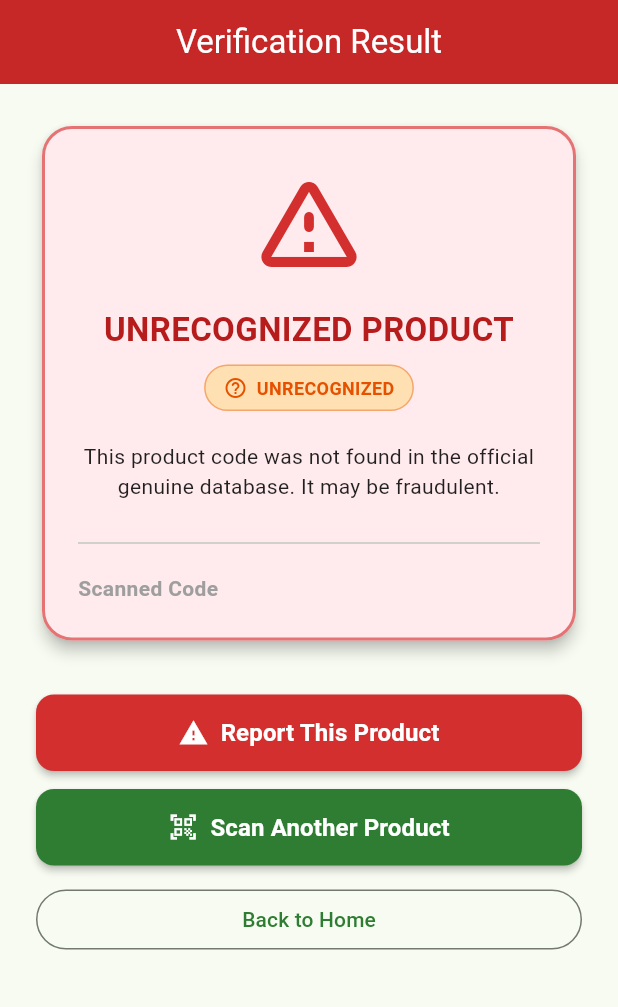
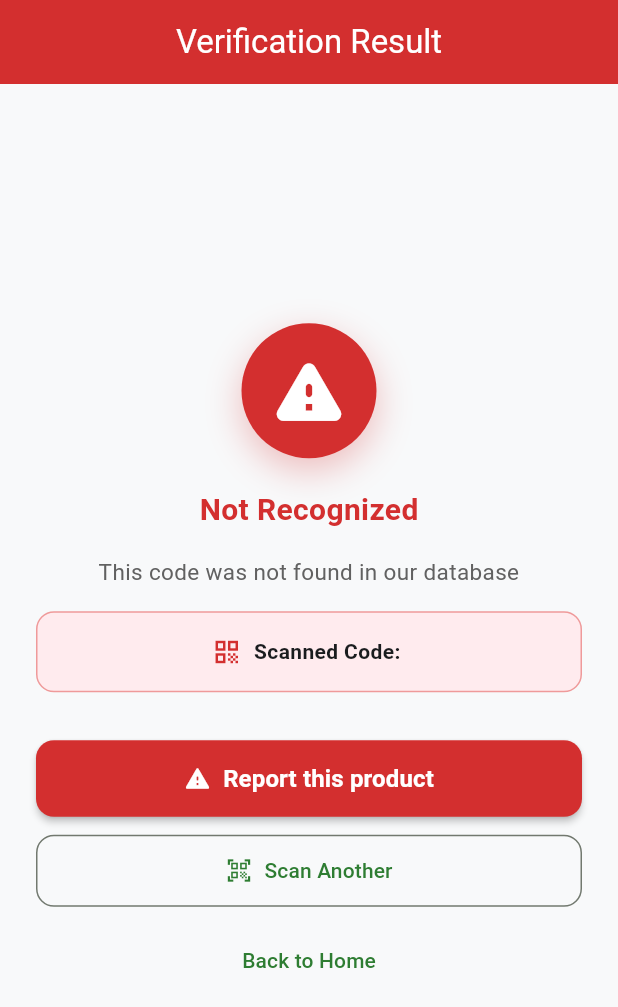
Before and after one commit to rajsingh9898/Farmer-Dost-App, a Flutter app: the ResultScreen screen opened directly with empty values, on a phone screen of 412 x 824 dp. Shown: the top 1007 px of the screen. Run offline on Flutter 3.47's test engine with Material 3 defaults, Android fonts, the phone set to English and light mode, and no system bars; our stand-ins replace cloud_firestore, firebase_auth, firebase_core; missing offline and left inert: mobile_scanner; accounts and stored records are empty.

Commit message:
day 10 result screen design

```diff
--- a/lib/screens/result_screen.dart
+++ b/lib/screens/result_screen.dart
@@ -1,49 +1,98 @@
 import 'package:flutter/material.dart';
+import 'package:flutter/services.dart';
 import '../models/product_model.dart';
-import '../widgets/status_badge.dart';
 import '../widgets/error_card.dart';
-import '../widgets/custom_button.dart';
 import 'report_screen.dart';
 import 'scan_screen.dart';
 import 'home_screen.dart';
 
-class ResultScreen extends StatelessWidget {
-  final String productCode;
-  final ProductModel? product;
+class ResultScreen extends StatefulWidget {
+  final bool isGenuine;
+  final Map<String, dynamic>? productData;
+  final String scannedCode;
   final bool connectionError;
   final String? errorMessage;
+  final ProductModel? product;
 
   const ResultScreen({
     super.key,
-    required this.productCode,
-    this.product,
+    required this.isGenuine,
+    this.productData,
+    required this.scannedCode,
     this.connectionError = false,
     this.errorMessage,
+    this.product,
   });
 
   @override
+  State<ResultScreen> createState() => _ResultScreenState();
+}
+
+class _ResultScreenState extends State<ResultScreen> {
+  // Brand color constants
+  static const Color successGreen = Color(0xFF2E7D32);
+  static const Color dangerRed = Color(0xFFD32F2F);
+
+  @override
+  void initState() {
+    super.initState();
+    _triggerHaptics();
+  }
+
+  void _triggerHaptics() {
+    WidgetsBinding.instance.addPostFrameCallback((_) {
+      if (widget.connectionError) return;
+      if (widget.isGenuine) {
+        HapticFeedback.lightImpact();
+      } else {
+        HapticFeedback.heavyImpact();
+      }
+    });
+  }
+
+  Map<String, dynamic> _resolveProductData() {
+    if (widget.productData != null) {
+      return widget.productData!;
+    }
+    if (widget.product != null) {
+      return widget.product!.toMap();
+    }
+    return {};
+  }
+
+  @override
   Widget build(BuildContext context) {
-    final isGenuine = product != null && product!.status.toLowerCase() == 'genuine';
-    final isFakeOrUnrecognized = !connectionError && !isGenuine;
+    final theme = Theme.of(context);
+    final isSuccess = widget.isGenuine && !widget.connectionError;
+    final primaryColor = widget.connectionError
+        ? Colors.amber.shade900
+        : (isSuccess ? successGreen : dangerRed);
+
+    final data = _resolveProductData();
+    final name = data['name'] as String? ?? 'Unknown Product';
+    final batch = data['batch'] as String? ?? 'N/A';
+    final manufacturer = data['manufacturer'] as String? ?? 'Unknown Manufacturer';
 
     return Scaffold(
+      backgroundColor: const Color(0xFFF8F9FA),
       appBar: AppBar(
         title: const Text("Verification Result"),
-        backgroundColor: connectionError
-            ? Colors.amber.shade800
-            : (isGenuine ? Colors.green.shade800 : Colors.red.shade800),
+        backgroundColor: primaryColor,
         foregroundColor: Colors.white,
+        elevation: 0,
       ),
       body: SafeArea(
+        child: Center(
           child: SingleChildScrollView(
-          padding: const EdgeInsets.all(24.0),
+            padding: const EdgeInsets.symmetric(horizontal: 24.0, vertical: 32.0),
             child: Column(
-            crossAxisAlignment: CrossAxisAlignment.stretch,
+              mainAxisAlignment: MainAxisAlignment.center,
+              crossAxisAlignment: CrossAxisAlignment.center,
               children: [
-              // Requirement 6: Connection Error State
-              if (connectionError) ...[
+                if (widget.connectionError) ...[
+                  // Network / Connection Offline Error State
                   ErrorCard(
-                  message: errorMessage ?? "Can't verify right now, check your connection",
+                    message: widget.errorMessage ?? "Can't verify right now, check your connection",
                     onRetry: () {
                       Navigator.pushReplacement(
                         context,
@@ -52,7 +101,9 @@ class ResultScreen extends StatelessWidget {
                     },
                   ),
                   const SizedBox(height: 24),
-                OutlinedButton(
+                  SizedBox(
+                    width: double.infinity,
+                    child: OutlinedButton(
                       onPressed: () {
                         Navigator.pushAndRemoveUntil(
                           context,
@@ -60,65 +111,161 @@ class ResultScreen extends StatelessWidget {
                           (route) => false,
                         );
                       },
+                      style: OutlinedButton.styleFrom(
+                        padding: const EdgeInsets.symmetric(vertical: 14),
+                        shape: RoundedRectangleBorder(
+                          borderRadius: BorderRadius.circular(12),
+                        ),
+                      ),
                       child: const Text("Back to Home"),
                     ),
-              ] else if (isGenuine) ...[
-                // Genuine Result UI State
-                Card(
-                  color: Colors.green.shade50,
-                  shape: RoundedRectangleBorder(
-                    borderRadius: BorderRadius.circular(20),
-                    side: BorderSide(color: Colors.green.shade300, width: 2),
                   ),
-                  elevation: 4,
-                  child: Padding(
-                    padding: const EdgeInsets.all(24.0),
+                ] else ...[
+                  // Shared Vertical-Centered Template Layout (Icon -> Heading -> Content/Subtext -> Action)
+
+                  // 1. Large Circular Icon Container
+                  Container(
+                    width: 90,
+                    height: 90,
+                    decoration: BoxDecoration(
+                      color: isSuccess ? successGreen : dangerRed,
+                      shape: BoxShape.circle,
+                      boxShadow: [
+                        BoxShadow(
+                          color: (isSuccess ? successGreen : dangerRed).withOpacity(0.3),
+                          blurRadius: 20,
+                          offset: const Offset(0, 8),
+                        ),
+                      ],
+                    ),
+                    child: Icon(
+                      isSuccess ? Icons.check_circle_rounded : Icons.warning_rounded,
+                      size: 54,
+                      color: Colors.white,
+                    ),
+                  ),
+                  const SizedBox(height: 20),
+
+                  // 2. Heading Text (~18-20px Bold)
+                  Text(
+                    isSuccess ? "Genuine Product" : "Not Recognized",
+                    style: TextStyle(
+                      fontSize: 20,
+                      fontWeight: FontWeight.bold,
+                      color: isSuccess ? successGreen : dangerRed,
+                    ),
+                  ),
+                  const SizedBox(height: 16),
+
+                  // 3. Content Container / Subtext
+                  if (isSuccess) ...[
+                    Container(
+                      width: double.infinity,
+                      padding: const EdgeInsets.all(20),
+                      decoration: BoxDecoration(
+                        color: Colors.white,
+                        borderRadius: BorderRadius.circular(16),
+                        border: Border.all(color: Colors.green.shade200),
+                        boxShadow: [
+                          BoxShadow(
+                            color: Colors.black.withOpacity(0.04),
+                            blurRadius: 10,
+                            offset: const Offset(0, 4),
+                          ),
+                        ],
+                      ),
                       child: Column(
                         children: [
-                        Icon(
-                          Icons.check_circle_rounded,
-                          size: 80,
-                          color: Colors.green.shade700,
+                          Text(
+                            name,
+                            textAlign: TextAlign.center,
+                            style: const TextStyle(
+                              fontSize: 18,
+                              fontWeight: FontWeight.bold,
+                              color: Color(0xFF1A1C1E),
+                            ),
                           ),
                           const SizedBox(height: 16),
-                        Text(
-                          "GENUINE PRODUCT",
-                          style: TextStyle(
-                            fontSize: 22,
-                            fontWeight: FontWeight.bold,
-                            color: Colors.green.shade900,
-                          ),
-                        ),
-                        const SizedBox(height: 8),
-                        StatusBadge(status: product!.status),
-                        const SizedBox(height: 24),
                           const Divider(),
-                        const SizedBox(height: 16),
-                        _buildDetailRow("Product Name", product!.name),
                           const SizedBox(height: 12),
-                        _buildDetailRow("Batch Number", product!.batch),
-                        const SizedBox(height: 12),
-                        _buildDetailRow("Manufacturer", product!.manufacturer),
-                        const SizedBox(height: 12),
-                        _buildDetailRow("Scanned Code", productCode),
+                          _buildDetailRow("Batch Number", batch),
+                          const SizedBox(height: 10),
+                          _buildDetailRow("Manufacturer", manufacturer),
+                          const SizedBox(height: 10),
+                          _buildDetailRow("Product Code", widget.scannedCode),
                         ],
                       ),
                     ),
+                  ] else ...[
+                    Padding(
+                      padding: const EdgeInsets.symmetric(horizontal: 16.0),
+                      child: Text(
+                        "This code was not found in our database",
+                        textAlign: TextAlign.center,
+                        style: TextStyle(
+                          fontSize: 15,
+                          color: Colors.grey.shade700,
                         ),
+                      ),
+                    ),
+                    const SizedBox(height: 16),
+                    Container(
+                      width: double.infinity,
+                      padding: const EdgeInsets.all(16),
+                      decoration: BoxDecoration(
+                        color: Colors.red.shade50,
+                        borderRadius: BorderRadius.circular(12),
+                        border: Border.all(color: Colors.red.shade200),
+                      ),
+                      child: Row(
+                        mainAxisAlignment: MainAxisAlignment.center,
+                        children: [
+                          Icon(Icons.qr_code, size: 20, color: dangerRed),
+                          const SizedBox(width: 8),
+                          Text(
+                            "Scanned Code: ${widget.scannedCode}",
+                            style: const TextStyle(
+                              fontWeight: FontWeight.w600,
+                              color: Color(0xFF1A1C1E),
+                            ),
+                          ),
+                        ],
+                      ),
+                    ),
+                  ],
                   const SizedBox(height: 32),
-                CustomButton(
-                  label: "Scan Another Product",
-                  icon: Icons.qr_code_scanner,
-                  backgroundColor: Colors.green.shade800,
+
+                  // 4. Action Buttons
+                  if (isSuccess) ...[
+                    SizedBox(
+                      width: double.infinity,
+                      child: ElevatedButton.icon(
                         onPressed: () {
                           Navigator.pushReplacement(
                             context,
                             MaterialPageRoute(builder: (_) => const ScanScreen()),
                           );
                         },
+                        icon: const Icon(Icons.qr_code_scanner),
+                        label: const Text(
+                          "Scan Another",
+                          style: TextStyle(fontSize: 16, fontWeight: FontWeight.bold),
+                        ),
+                        style: ElevatedButton.styleFrom(
+                          backgroundColor: successGreen,
+                          foregroundColor: Colors.white,
+                          padding: const EdgeInsets.symmetric(vertical: 14),
+                          shape: RoundedRectangleBorder(
+                            borderRadius: BorderRadius.circular(12),
+                          ),
+                          elevation: 2,
+                        ),
+                      ),
                     ),
                     const SizedBox(height: 12),
-                OutlinedButton(
+                    SizedBox(
+                      width: double.infinity,
+                      child: OutlinedButton(
                         onPressed: () {
                           Navigator.pushAndRemoveUntil(
                             context,
@@ -126,90 +273,65 @@ class ResultScreen extends StatelessWidget {
                             (route) => false,
                           );
                         },
-                  child: const Text("Back to Home"),
+                        style: OutlinedButton.styleFrom(
+                          padding: const EdgeInsets.symmetric(vertical: 14),
+                          shape: RoundedRectangleBorder(
+                            borderRadius: BorderRadius.circular(12),
+                          ),
+                        ),
+                        child: const Text("Done"),
+                      ),
                     ),
                   ] else ...[
-                // Fake or Unrecognized Result UI State
-                Card(
-                  color: Colors.red.shade50,
-                  shape: RoundedRectangleBorder(
-                    borderRadius: BorderRadius.circular(20),
-                    side: BorderSide(color: Colors.red.shade300, width: 2),
-                  ),
-                  elevation: 4,
-                  child: Padding(
-                    padding: const EdgeInsets.all(24.0),
-                    child: Column(
-                      children: [
-                        Icon(
-                          Icons.warning_amber_rounded,
-                          size: 80,
-                          color: Colors.red.shade700,
-                        ),
-                        const SizedBox(height: 16),
-                        Text(
-                          product?.status == 'fake'
-                              ? "WARNING: FAKE PRODUCT"
-                              : "UNRECOGNIZED PRODUCT",
-                          textAlign: TextAlign.center,
-                          style: TextStyle(
-                            fontSize: 22,
-                            fontWeight: FontWeight.bold,
-                            color: Colors.red.shade900,
-                          ),
-                        ),
-                        const SizedBox(height: 8),
-                        StatusBadge(status: product?.status ?? 'unrecognized'),
-                        const SizedBox(height: 20),
-                        Text(
-                          product?.status == 'fake'
-                              ? "This product code has been flagged as counterfeit or unauthorized by the manufacturer."
-                              : "This product code was not found in the official genuine database. It may be fraudulent.",
-                          textAlign: TextAlign.center,
-                          style: const TextStyle(fontSize: 14, color: Colors.black87),
-                        ),
-                        const SizedBox(height: 20),
-                        const Divider(),
-                        const SizedBox(height: 12),
-                        _buildDetailRow("Scanned Code", productCode),
-                        if (product != null) ...[
-                          const SizedBox(height: 12),
-                          _buildDetailRow("Product Name", product!.name),
-                          const SizedBox(height: 12),
-                          _buildDetailRow("Reported Vendor", product!.manufacturer),
-                        ],
-                      ],
-                    ),
-                  ),
-                ),
-                const SizedBox(height: 32),
-                CustomButton(
-                  label: "Report This Product",
-                  icon: Icons.report_problem,
-                  backgroundColor: Colors.red.shade700,
+                    SizedBox(
+                      width: double.infinity,
+                      child: ElevatedButton.icon(
                         onPressed: () {
                           Navigator.push(
                             context,
                             MaterialPageRoute(
-                        builder: (_) => ReportScreen(productCode: productCode),
+                              builder: (_) => ReportScreen(productCode: widget.scannedCode),
                             ),
                           );
                         },
+                        icon: const Icon(Icons.report_problem_rounded),
+                        label: const Text(
+                          "Report this product",
+                          style: TextStyle(fontSize: 16, fontWeight: FontWeight.bold),
+                        ),
+                        style: ElevatedButton.styleFrom(
+                          backgroundColor: dangerRed,
+                          foregroundColor: Colors.white,
+                          padding: const EdgeInsets.symmetric(vertical: 14),
+                          shape: RoundedRectangleBorder(
+                            borderRadius: BorderRadius.circular(12),
+                          ),
+                          elevation: 2,
+                        ),
+                      ),
                     ),
                     const SizedBox(height: 12),
-                CustomButton(
-                  label: "Scan Another Product",
-                  icon: Icons.qr_code_scanner,
-                  backgroundColor: Colors.green.shade800,
+                    SizedBox(
+                      width: double.infinity,
+                      child: OutlinedButton.icon(
                         onPressed: () {
                           Navigator.pushReplacement(
                             context,
                             MaterialPageRoute(builder: (_) => const ScanScreen()),
                           );
                         },
+                        icon: const Icon(Icons.qr_code_scanner),
+                        label: const Text("Scan Another"),
+                        style: OutlinedButton.styleFrom(
+                          padding: const EdgeInsets.symmetric(vertical: 14),
+                          shape: RoundedRectangleBorder(
+                            borderRadius: BorderRadius.circular(12),
+                          ),
+                        ),
+                      ),
                     ),
                     const SizedBox(height: 12),
-                OutlinedButton(
+                    TextButton(
                       onPressed: () {
                         Navigator.pushAndRemoveUntil(
                           context,
@@ -221,6 +343,8 @@ class ResultScreen extends StatelessWidget {
                     ),
                   ],
                 ],
+              ],
+            ),
           ),
         ),
       ),
@@ -229,7 +353,6 @@ class ResultScreen extends StatelessWidget {
 
   Widget _buildDetailRow(String label, String value) {
     return Row(
-      crossAxisAlignment: CrossAxisAlignment.start,
       mainAxisAlignment: MainAxisAlignment.spaceBetween,
       children: [
         Text(
@@ -239,14 +362,13 @@ class ResultScreen extends StatelessWidget {
             color: Colors.grey,
           ),
         ),
-        const SizedBox(width: 16),
-        Expanded(
+        Flexible(
           child: Text(
             value,
             textAlign: TextAlign.right,
             style: const TextStyle(
               fontWeight: FontWeight.w600,
-              fontSize: 15,
+              fontSize: 14,
             ),
           ),
         ),
--- a/lib/screens/scan_screen.dart
+++ b/lib/screens/scan_screen.dart
@@ -38,12 +38,16 @@ class _ScanScreenState extends State<ScanScreen> {
 
     try {
       final product = await FirestoreService().verifyProduct(code, userId: userId);
+      final isGenuine = product != null && product.status.toLowerCase() == 'genuine';
       if (!mounted) return;
+
       Navigator.pushReplacement(
         context,
         MaterialPageRoute(
           builder: (_) => ResultScreen(
-            productCode: code,
+            isGenuine: isGenuine,
+            productData: product?.toMap(),
+            scannedCode: code,
             product: product,
             connectionError: false,
           ),
@@ -56,8 +60,8 @@ class _ScanScreenState extends State<ScanScreen> {
         context,
         MaterialPageRoute(
           builder: (_) => ResultScreen(
-            productCode: code,
-            product: null,
+            isGenuine: false,
+            scannedCode: code,
             connectionError: true,
             errorMessage: "Can't verify right now, check your connection.",
           ),
```
Lines whose indentation alone changed are shown as unchanged.
